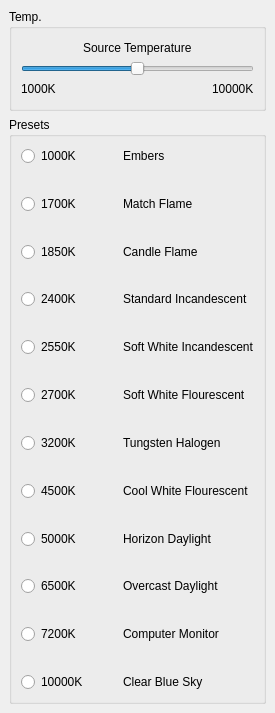
Above: src/temperaturemenu.ui from mattykakes/qcvTouchUp before the change. Below: the same form after it.
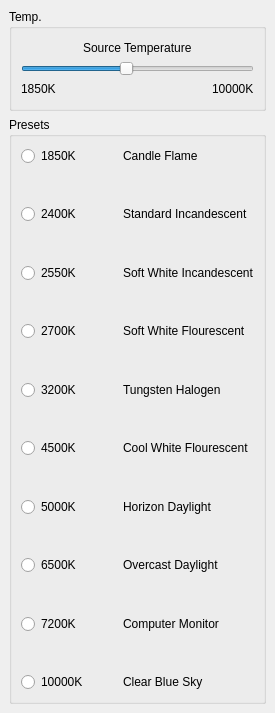
That is the form after the change. Icons and pictures are not drawn.

Diff of the .ui file:
```diff
--- a/src/temperaturemenu.ui
+++ b/src/temperaturemenu.ui
@@ -133,7 +133,7 @@
          <item>
           <widget class="QSlider" name="horizontalSlider_Temperature">
            <property name="minimum">
-            <number>1000</number>
+            <number>1850</number>
            </property>
            <property name="maximum">
             <number>10000</number>
@@ -166,7 +166,7 @@
               </sizepolicy>
              </property>
              <property name="text">
-              <string>1000K</string>
+              <string>1850K</string>
              </property>
             </widget>
            </item>
@@ -238,169 +238,34 @@
        <string>Presets</string>
       </property>
       <layout class="QGridLayout" name="gridLayout">
-       <item row="7" column="0" colspan="2">
-        <spacer name="verticalSpacer_17">
-         <property name="orientation">
-          <enum>Qt::Vertical</enum>
-         </property>
-         <property name="sizeHint" stdset="0">
-          <size>
-           <width>20</width>
-           <height>40</height>
-          </size>
-         </property>
-        </spacer>
-       </item>
-       <item row="4" column="0">
-        <widget class="QRadioButton" name="radioButton_1700K">
-         <property name="text">
-          <string>1700K</string>
-         </property>
-        </widget>
-       </item>
-       <item row="4" column="1">
-        <widget class="QLabel" name="label_11">
-         <property name="text">
-          <string>Match Flame</string>
-         </property>
-        </widget>
-       </item>
-       <item row="14" column="0">
-        <widget class="QRadioButton" name="radioButton_2700K">
-         <property name="text">
-          <string>2700K</string>
-         </property>
-        </widget>
-       </item>
-       <item row="14" column="1">
-        <widget class="QLabel" name="label_14">
-         <property name="text">
-          <string>Soft White Flourescent</string>
-         </property>
-        </widget>
-       </item>
-       <item row="16" column="0" colspan="2">
-        <spacer name="verticalSpacer_6">
-         <property name="orientation">
-          <enum>Qt::Vertical</enum>
-         </property>
-         <property name="sizeHint" stdset="0">
-          <size>
-           <width>20</width>
-           <height>40</height>
-          </size>
-         </property>
-        </spacer>
-       </item>
-       <item row="27" column="0">
-        <widget class="QRadioButton" name="radioButton_10000K">
-         <property name="text">
-          <string>10000K</string>
-         </property>
-        </widget>
-       </item>
-       <item row="25" column="0">
-        <widget class="QRadioButton" name="radioButton_7200K">
-         <property name="text">
-          <string>7200K</string>
-         </property>
-        </widget>
-       </item>
-       <item row="23" column="0">
-        <widget class="QRadioButton" name="radioButton_6500K">
-         <property name="text">
-          <string>6500K</string>
-         </property>
-        </widget>
-       </item>
-       <item row="10" column="0">
-        <widget class="QRadioButton" name="radioButton_2400K">
-         <property name="text">
-          <string>2400K</string>
-         </property>
-        </widget>
-       </item>
-       <item row="19" column="0">
-        <widget class="QRadioButton" name="radioButton_4500K">
-         <property name="text">
-          <string>4500K</string>
-         </property>
-        </widget>
-       </item>
-       <item row="17" column="0">
-        <widget class="QRadioButton" name="radioButton_3200K">
-         <property name="text">
-          <string>3200K</string>
-         </property>
-        </widget>
-       </item>
-       <item row="9" column="0" colspan="2">
-        <spacer name="verticalSpacer_3">
-         <property name="orientation">
-          <enum>Qt::Vertical</enum>
-         </property>
-         <property name="sizeHint" stdset="0">
-          <size>
-           <width>20</width>
-           <height>40</height>
-          </size>
-         </property>
-        </spacer>
-       </item>
-       <item row="20" column="0" colspan="2">
-        <spacer name="verticalSpacer_8">
-         <property name="orientation">
-          <enum>Qt::Vertical</enum>
-         </property>
-         <property name="sizeHint" stdset="0">
-          <size>
-           <width>20</width>
-           <height>40</height>
-          </size>
-         </property>
-        </spacer>
-       </item>
-       <item row="8" column="1">
-        <widget class="QLabel" name="label_3">
-         <property name="text">
-          <string>Candle Flame</string>
-         </property>
-        </widget>
-       </item>
-       <item row="24" column="0" colspan="2">
-        <spacer name="verticalSpacer_12">
-         <property name="orientation">
-          <enum>Qt::Vertical</enum>
-         </property>
-         <property name="sizeHint" stdset="0">
-          <size>
-           <width>20</width>
-           <height>40</height>
-          </size>
-         </property>
-        </spacer>
-       </item>
-       <item row="22" column="0" colspan="2">
-        <spacer name="verticalSpacer_10">
-         <property name="orientation">
-          <enum>Qt::Vertical</enum>
-         </property>
-         <property name="sizeHint" stdset="0">
-          <size>
-           <width>20</width>
-           <height>40</height>
-          </size>
-         </property>
-        </spacer>
-       </item>
-       <item row="19" column="1">
+       <item row="15" column="1">
         <widget class="QLabel" name="label_6">
          <property name="text">
           <string>Cool White Flourescent</string>
          </property>
         </widget>
        </item>
-       <item row="11" column="0" colspan="2">
+       <item row="14" column="0" colspan="2">
+        <spacer name="verticalSpacer_7">
+         <property name="orientation">
+          <enum>Qt::Vertical</enum>
+         </property>
+         <property name="sizeHint" stdset="0">
+          <size>
+           <width>20</width>
+           <height>40</height>
+          </size>
+         </property>
+        </spacer>
+       </item>
+       <item row="17" column="1">
+        <widget class="QLabel" name="label_7">
+         <property name="text">
+          <string>Horizon Daylight</string>
+         </property>
+        </widget>
+       </item>
+       <item row="7" column="0" colspan="2">
         <spacer name="verticalSpacer_5">
          <property name="orientation">
           <enum>Qt::Vertical</enum>
@@ -413,7 +278,7 @@
          </property>
         </spacer>
        </item>
-       <item row="26" column="0" colspan="2">
+       <item row="22" column="0" colspan="2">
         <spacer name="verticalSpacer_14">
          <property name="orientation">
           <enum>Qt::Vertical</enum>
@@ -427,7 +292,7 @@
         </spacer>
        </item>
        <item row="18" column="0" colspan="2">
-        <spacer name="verticalSpacer_7">
+        <spacer name="verticalSpacer_10">
          <property name="orientation">
           <enum>Qt::Vertical</enum>
          </property>
@@ -440,91 +305,90 @@
         </spacer>
        </item>
        <item row="21" column="1">
-        <widget class="QLabel" name="label_7">
+        <widget class="QLabel" name="label_9">
          <property name="text">
-          <string>Horizon Daylight</string>
+          <string>Computer Monitor</string>
          </property>
         </widget>
        </item>
-       <item row="17" column="1">
+       <item row="17" column="0">
+        <widget class="QRadioButton" name="radioButton_5000K">
+         <property name="text">
+          <string>5000K</string>
+         </property>
+        </widget>
+       </item>
+       <item row="19" column="1">
+        <widget class="QLabel" name="label_8">
+         <property name="text">
+          <string>Overcast Daylight</string>
+         </property>
+        </widget>
+       </item>
+       <item row="13" column="1">
         <widget class="QLabel" name="label_5">
          <property name="text">
           <string>Tungsten Halogen</string>
          </property>
         </widget>
        </item>
-       <item row="27" column="1">
+       <item row="23" column="1">
         <widget class="QLabel" name="label_10">
          <property name="text">
           <string>Clear Blue Sky</string>
          </property>
         </widget>
        </item>
-       <item row="23" column="1">
-        <widget class="QLabel" name="label_8">
-         <property name="text">
-          <string>Overcast Daylight</string>
-         </property>
-        </widget>
-       </item>
-       <item row="21" column="0">
-        <widget class="QRadioButton" name="radioButton_5000K">
-         <property name="text">
-          <string>5000K</string>
-         </property>
-        </widget>
-       </item>
-       <item row="25" column="1">
-        <widget class="QLabel" name="label_9">
-         <property name="text">
-          <string>Computer Monitor</string>
-         </property>
-        </widget>
-       </item>
-       <item row="8" column="0">
-        <widget class="QRadioButton" name="radioButton_1850K">
-         <property name="text">
-          <string>1850K</string>
-         </property>
-        </widget>
-       </item>
-       <item row="0" column="0">
-        <widget class="QRadioButton" name="radioButton_1000K">
-         <property name="text">
-          <string>1000K</string>
-         </property>
-        </widget>
-       </item>
-       <item row="10" column="1">
+       <item row="6" column="1">
         <widget class="QLabel" name="label_4">
          <property name="text">
           <string>Standard Incandescent</string>
          </property>
         </widget>
        </item>
-       <item row="12" column="1">
+       <item row="8" column="1">
         <widget class="QLabel" name="label_13">
          <property name="text">
           <string>Soft White Incandescent</string>
          </property>
         </widget>
        </item>
-       <item row="0" column="1">
-        <widget class="QLabel" name="label_12">
+       <item row="4" column="0">
+        <widget class="QRadioButton" name="radioButton_1850K">
          <property name="text">
-          <string>Embers</string>
+          <string>1850K</string>
          </property>
         </widget>
        </item>
-       <item row="12" column="0">
+       <item row="9" column="0" colspan="2">
+        <spacer name="verticalSpacer_9">
+         <property name="orientation">
+          <enum>Qt::Vertical</enum>
+         </property>
+         <property name="sizeHint" stdset="0">
+          <size>
+           <width>20</width>
+           <height>40</height>
+          </size>
+         </property>
+        </spacer>
+       </item>
+       <item row="8" column="0">
         <widget class="QRadioButton" name="radioButton_2550K">
          <property name="text">
           <string>2550K</string>
          </property>
         </widget>
        </item>
-       <item row="13" column="0" colspan="2">
-        <spacer name="verticalSpacer_9">
+       <item row="10" column="1">
+        <widget class="QLabel" name="label_14">
+         <property name="text">
+          <string>Soft White Flourescent</string>
+         </property>
+        </widget>
+       </item>
+       <item row="12" column="0" colspan="2">
+        <spacer name="verticalSpacer_6">
          <property name="orientation">
           <enum>Qt::Vertical</enum>
          </property>
@@ -536,8 +400,50 @@
          </property>
         </spacer>
        </item>
-       <item row="1" column="0" colspan="2">
-        <spacer name="verticalSpacer_18">
+       <item row="10" column="0">
+        <widget class="QRadioButton" name="radioButton_2700K">
+         <property name="text">
+          <string>2700K</string>
+         </property>
+        </widget>
+       </item>
+       <item row="6" column="0">
+        <widget class="QRadioButton" name="radioButton_2400K">
+         <property name="text">
+          <string>2400K</string>
+         </property>
+        </widget>
+       </item>
+       <item row="15" column="0">
+        <widget class="QRadioButton" name="radioButton_4500K">
+         <property name="text">
+          <string>4500K</string>
+         </property>
+        </widget>
+       </item>
+       <item row="21" column="0">
+        <widget class="QRadioButton" name="radioButton_7200K">
+         <property name="text">
+          <string>7200K</string>
+         </property>
+        </widget>
+       </item>
+       <item row="23" column="0">
+        <widget class="QRadioButton" name="radioButton_10000K">
+         <property name="text">
+          <string>10000K</string>
+         </property>
+        </widget>
+       </item>
+       <item row="19" column="0">
+        <widget class="QRadioButton" name="radioButton_6500K">
+         <property name="text">
+          <string>6500K</string>
+         </property>
+        </widget>
+       </item>
+       <item row="20" column="0" colspan="2">
+        <spacer name="verticalSpacer_12">
          <property name="orientation">
           <enum>Qt::Vertical</enum>
          </property>
@@ -549,6 +455,46 @@
          </property>
         </spacer>
        </item>
+       <item row="16" column="0" colspan="2">
+        <spacer name="verticalSpacer_8">
+         <property name="orientation">
+          <enum>Qt::Vertical</enum>
+         </property>
+         <property name="sizeHint" stdset="0">
+          <size>
+           <width>20</width>
+           <height>40</height>
+          </size>
+         </property>
+        </spacer>
+       </item>
+       <item row="4" column="1">
+        <widget class="QLabel" name="label_3">
+         <property name="text">
+          <string>Candle Flame</string>
+         </property>
+        </widget>
+       </item>
+       <item row="5" column="0" colspan="2">
+        <spacer name="verticalSpacer_3">
+         <property name="orientation">
+          <enum>Qt::Vertical</enum>
+         </property>
+         <property name="sizeHint" stdset="0">
+          <size>
+           <width>20</width>
+           <height>40</height>
+          </size>
+         </property>
+        </spacer>
+       </item>
+       <item row="13" column="0">
+        <widget class="QRadioButton" name="radioButton_3200K">
+         <property name="text">
+          <string>3200K</string>
+         </property>
+        </widget>
+       </item>
       </layout>
      </widget>
     </item>
```
